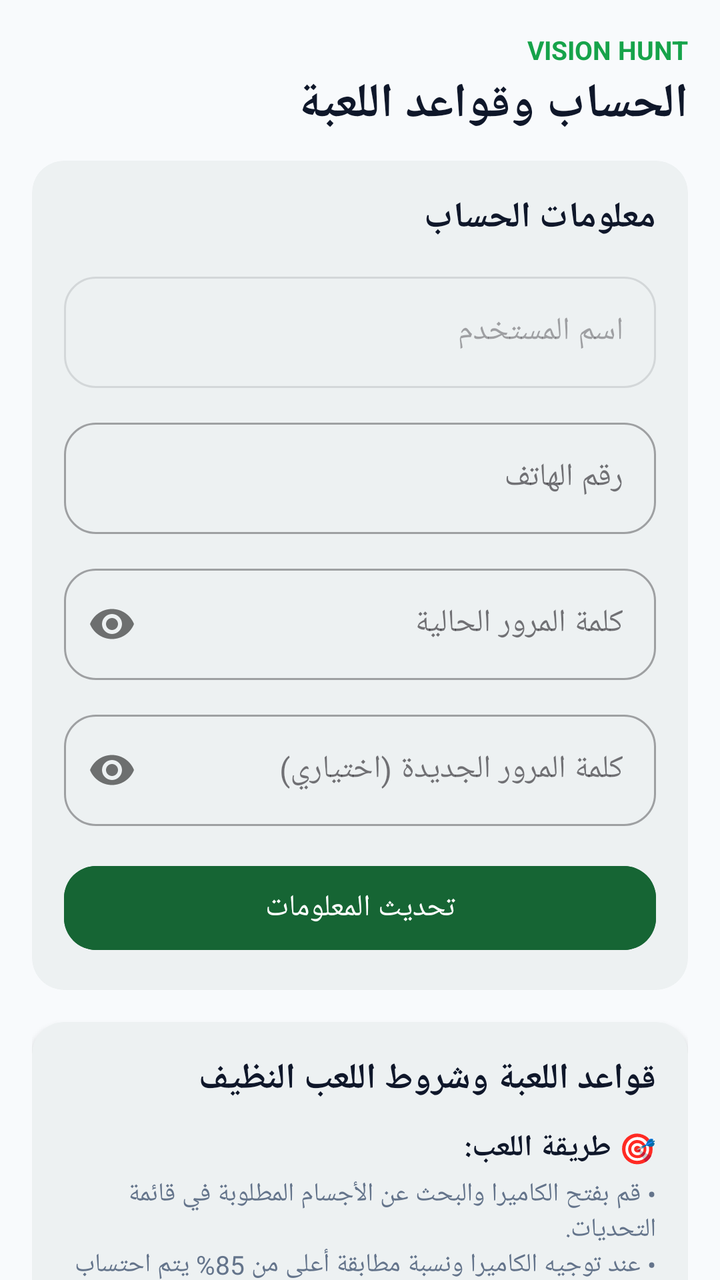
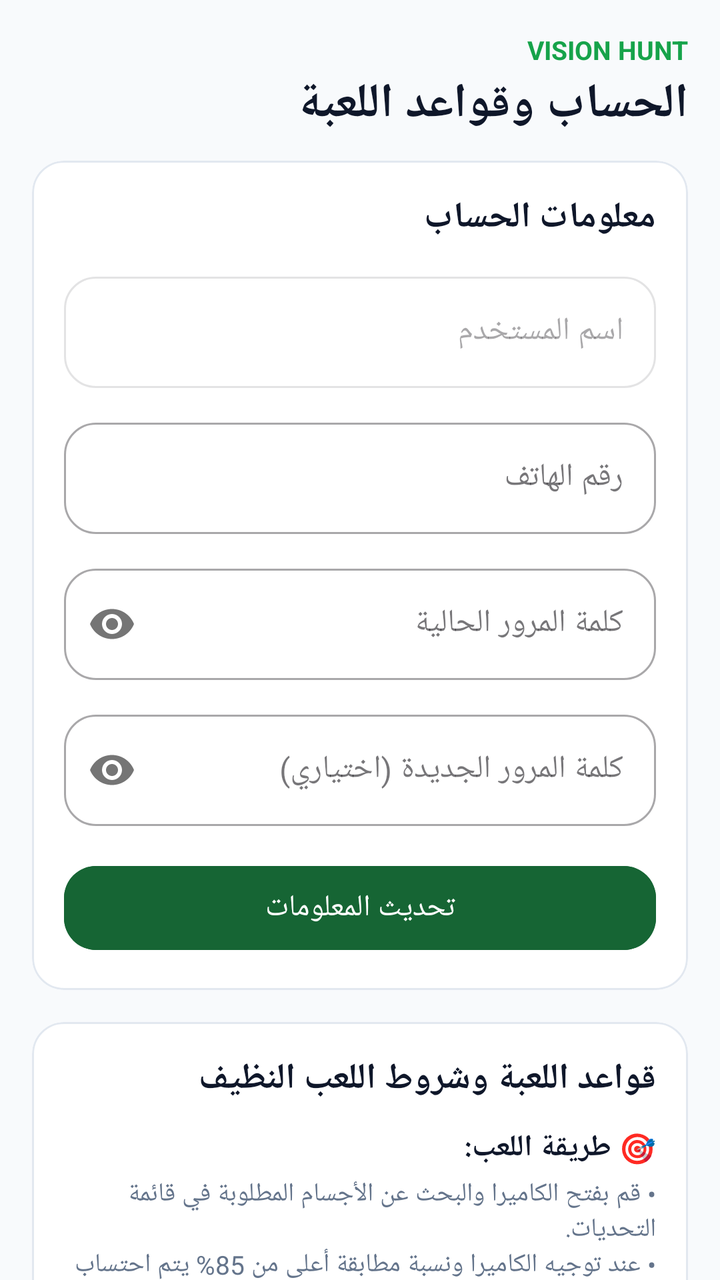

An Android layout rendered at two revisions. The XML below is the earlier revision; the diff shows what the commit changed to produce the second picture.
<!-- AndroidManifest.xml: activity theme Theme.VisionHuntOnline -->
<!-- res/layout/activity_profile.xml -->
<?xml version="1.0" encoding="utf-8"?>
<LinearLayout xmlns:android="http://schemas.android.com/apk/res/android"
    xmlns:app="http://schemas.android.com/apk/res-auto"
    android:layout_width="match_parent"
    android:layout_height="match_parent"
    android:background="@color/screen_background"
    android:fitsSystemWindows="true"
    android:layoutDirection="rtl"
    android:orientation="vertical"
    android:textDirection="rtl">

    <ScrollView
        android:layout_width="match_parent"
        android:layout_height="match_parent"
        android:clipToPadding="false"
        android:padding="16dp"
        android:scrollbars="none">

        <LinearLayout
            android:layout_width="match_parent"
            android:layout_height="wrap_content"
            android:orientation="vertical">

            
            <TextView
                android:layout_width="wrap_content"
                android:layout_height="wrap_content"
                android:layout_gravity="start"
                android:text="VISION HUNT"
                android:textColor="#16A34A"
                android:textSize="13sp"
                android:textStyle="bold" />

            <TextView
                android:layout_width="wrap_content"
                android:layout_height="wrap_content"
                android:layout_gravity="start"
                android:layout_marginTop="2dp"
                android:layout_marginBottom="12dp"
                android:text="الحساب وقواعد اللعبة"
                android:textColor="@color/text_primary"
                android:textSize="24sp"
                android:textStyle="bold" />

            
            <com.google.android.material.card.MaterialCardView
                android:layout_width="match_parent"
                android:layout_height="wrap_content"
                android:layout_marginBottom="16dp"
                app:cardCornerRadius="16dp"
                app:cardElevation="2dp"
                app:strokeWidth="0dp">

                <LinearLayout
                    android:layout_width="match_parent"
                    android:layout_height="wrap_content"
                    android:orientation="vertical"
                    android:padding="16dp">

                    <TextView
                        android:layout_width="wrap_content"
                        android:layout_height="wrap_content"
                        android:layout_marginBottom="12dp"
                        android:text="معلومات الحساب"
                        android:textColor="@color/text_primary"
                        android:textSize="18sp"
                        android:textStyle="bold" />

                    
                    <com.google.android.material.textfield.TextInputLayout
                        style="@style/Widget.MaterialComponents.TextInputLayout.OutlinedBox"
                        android:layout_width="match_parent"
                        android:layout_height="wrap_content"
                        android:enabled="false"
                        android:hint="اسم المستخدم"
                        app:boxCornerRadiusBottomEnd="16dp"
                        app:boxCornerRadiusBottomStart="16dp"
                        app:boxCornerRadiusTopEnd="16dp"
                        app:boxCornerRadiusTopStart="16dp">

                        <com.google.android.material.textfield.TextInputEditText
                            android:id="@+id/et_username"
                            android:layout_width="match_parent"
                            android:layout_height="wrap_content"
                            android:focusable="false"
                            android:inputType="none"
                            android:textColor="@color/text_primary" />

                    </com.google.android.material.textfield.TextInputLayout>

                    
                    <com.google.android.material.textfield.TextInputLayout
                        style="@style/Widget.MaterialComponents.TextInputLayout.OutlinedBox"
                        android:layout_width="match_parent"
                        android:layout_height="wrap_content"
                        android:layout_marginTop="12dp"
                        android:hint="رقم الهاتف"
                        app:boxCornerRadiusBottomEnd="16dp"
                        app:boxCornerRadiusBottomStart="16dp"
                        app:boxCornerRadiusTopEnd="16dp"
                        app:boxCornerRadiusTopStart="16dp">

                        <com.google.android.material.textfield.TextInputEditText
                            android:id="@+id/et_phone"
                            android:layout_width="match_parent"
                            android:layout_height="wrap_content"
                            android:inputType="phone" />

                    </com.google.android.material.textfield.TextInputLayout>

                    
                    <com.google.android.material.textfield.TextInputLayout
                        style="@style/Widget.MaterialComponents.TextInputLayout.OutlinedBox"
                        android:layout_width="match_parent"
                        android:layout_height="wrap_content"
                        android:layout_marginTop="12dp"
                        android:hint="كلمة المرور الحالية"
                        app:boxCornerRadiusBottomEnd="16dp"
                        app:boxCornerRadiusBottomStart="16dp"
                        app:boxCornerRadiusTopEnd="16dp"
                        app:boxCornerRadiusTopStart="16dp"
                        app:passwordToggleEnabled="true">

                        <com.google.android.material.textfield.TextInputEditText
                            android:id="@+id/et_old_password"
                            android:layout_width="match_parent"
                            android:layout_height="wrap_content"
                            android:inputType="textPassword" />

                    </com.google.android.material.textfield.TextInputLayout>

                    
                    <com.google.android.material.textfield.TextInputLayout
                        style="@style/Widget.MaterialComponents.TextInputLayout.OutlinedBox"
                        android:layout_width="match_parent"
                        android:layout_height="wrap_content"
                        android:layout_marginTop="12dp"
                        android:hint="كلمة المرور الجديدة (اختياري)"
                        app:boxCornerRadiusBottomEnd="16dp"
                        app:boxCornerRadiusBottomStart="16dp"
                        app:boxCornerRadiusTopEnd="16dp"
                        app:boxCornerRadiusTopStart="16dp"
                        app:passwordToggleEnabled="true">

                        <com.google.android.material.textfield.TextInputEditText
                            android:id="@+id/et_new_password"
                            android:layout_width="match_parent"
                            android:layout_height="wrap_content"
                            android:inputType="textPassword" />

                    </com.google.android.material.textfield.TextInputLayout>

                    
                    <com.google.android.material.button.MaterialButton
                        android:id="@+id/btn_update_profile"
                        android:layout_width="match_parent"
                        android:layout_height="50dp"
                        android:layout_marginTop="16dp"
                        android:backgroundTint="#166534"
                        android:text="تحديث المعلومات"
                        android:textSize="15sp"
                        app:cornerRadius="16dp" />

                    <com.google.android.material.progressindicator.CircularProgressIndicator
                        android:id="@+id/progress_profile"
                        android:layout_width="wrap_content"
                        android:layout_height="wrap_content"
                        android:layout_gravity="center_horizontal"
                        android:layout_marginTop="12dp"
                        android:indeterminate="true"
                        android:visibility="gone"
                        app:indicatorColor="#166534" />

                </LinearLayout>

            </com.google.android.material.card.MaterialCardView>

            
            <com.google.android.material.card.MaterialCardView
                android:layout_width="match_parent"
                android:layout_height="wrap_content"
                android:layout_marginBottom="16dp"
                app:cardCornerRadius="16dp"
                app:cardElevation="2dp"
                app:strokeWidth="0dp">

                <LinearLayout
                    android:layout_width="match_parent"
                    android:layout_height="wrap_content"
                    android:orientation="vertical"
                    android:padding="16dp">

                    <TextView
                        android:layout_width="wrap_content"
                        android:layout_height="wrap_content"
                        android:text="قواعد اللعبة وشروط اللعب النظيف"
                        android:textColor="@color/text_primary"
                        android:textSize="18sp"
                        android:textStyle="bold" />

                    
                    <TextView
                        android:layout_width="wrap_content"
                        android:layout_height="wrap_content"
                        android:layout_marginTop="12dp"
                        android:text="🎯 طريقة اللعب:"
                        android:textColor="@color/text_primary"
                        android:textSize="15sp"
                        android:textStyle="bold" />

                    <TextView
                        android:layout_width="wrap_content"
                        android:layout_height="wrap_content"
                        android:layout_marginTop="4dp"
                        android:text="• قم بفتح الكاميرا والبحث عن الأجسام المطلوبة في قائمة التحديات.\n• عند توجيه الكاميرا ونسبة مطابقة أعلى من 85% يتم احتساب النقاط وتوثيق المهمة بالتقاط صورة تلقائية."
                        android:textColor="@color/text_secondary"
                        android:textSize="13sp" />

                    
                    <TextView
                        android:layout_width="wrap_content"
                        android:layout_height="wrap_content"
                        android:layout_marginTop="14dp"
                        android:text="🚫 شروط اللعب النظيف والممنوعات:"
                        android:textColor="#B91C1C"
                        android:textSize="15sp"
                        android:textStyle="bold" />

                    <TextView
                        android:layout_width="wrap_content"
                        android:layout_height="wrap_content"
                        android:layout_marginTop="4dp"
                        android:text="• يُمنع منعاً باتاً تصوير الأجسام من شاشات الأجهزة الإلكترونية (هواتف، حواسيب، تلفاز).\n• يُمنع تصوير الكتب، المجلات، أو الصور المطبوعة لإكمال التحديات.\n• يجب تصوير الأجسام الحقيقية الموجودة في واقع البيئة المحيطة بك فقط."
                        android:textColor="@color/text_secondary"
                        android:textSize="13sp" />

                </LinearLayout>

            </com.google.android.material.card.MaterialCardView>

            
            <com.google.android.material.button.MaterialButton
                android:id="@+id/btn_logout"
                style="@style/Widget.MaterialComponents.Button.OutlinedButton"
                android:layout_width="match_parent"
                android:layout_height="52dp"
                android:layout_marginBottom="24dp"
                android:strokeColor="#DC2626"
                android:text="تسجيل الخروج"
                android:textColor="#DC2626"
                android:textSize="15sp"
                app:cornerRadius="16dp" />

        </LinearLayout>

    </ScrollView>

</LinearLayout>
<!-- resources referenced by this layout -->
<resources>
  <color name="screen_background">#F8FAFC</color>
  <color name="text_primary">#0F172A</color>
  <color name="text_secondary">#64748B</color>
  <style name="Theme.VisionHuntOnline" parent="Theme.Material3.DayNight.NoActionBar">
          <item name="colorPrimary">#16A34A</item>
          <item name="colorPrimaryVariant">#166534</item>
          <item name="colorOnPrimary">#FFFFFF</item>
          <item name="colorSecondary">#16A34A</item>
          <item name="colorOnSecondary">#FFFFFF</item>
          <item name="android:windowBackground">@color/screen_background</item>
          <item name="android:statusBarColor">@color/screen_background</item>
          <item name="android:windowLightStatusBar">true</item>
          <item name="android:navigationBarColor">@color/bottom_nav_background</item>
          <item name="android:windowLightNavigationBar">true</item>
      </style>
  <color name="bottom_nav_background">#FFFFFF</color>
</resources>

<!-- the commit's change to res/layout/activity_profile.xml (unified diff, before → after) -->
@@ -47,9 +47,11 @@
                 android:layout_width="match_parent"
                 android:layout_height="wrap_content"
                 android:layout_marginBottom="16dp"
+                app:cardBackgroundColor="@color/task_card_background"
                 app:cardCornerRadius="16dp"
-                app:cardElevation="2dp"
-                app:strokeWidth="0dp">
+                app:cardElevation="0dp"
+                app:strokeColor="@color/card_stroke"
+                app:strokeWidth="1dp">
 
                 <LinearLayout
                     android:layout_width="match_parent"
@@ -180,9 +182,11 @@
                 android:layout_width="match_parent"
                 android:layout_height="wrap_content"
                 android:layout_marginBottom="16dp"
+                app:cardBackgroundColor="@color/task_card_background"
                 app:cardCornerRadius="16dp"
-                app:cardElevation="2dp"
-                app:strokeWidth="0dp">
+                app:cardElevation="0dp"
+                app:strokeColor="@color/card_stroke"
+                app:strokeWidth="1dp">
 
                 <LinearLayout
                     android:layout_width="match_parent"
<!-- resource entries referenced after the edit -->
@@ -1,6 +1,8 @@
 <!-- resources referenced by this layout -->
 <resources>
+  <color name="card_stroke">#E2E8F0</color>
   <color name="screen_background">#F8FAFC</color>
+  <color name="task_card_background">#FFFFFF</color>
   <color name="text_primary">#0F172A</color>
   <color name="text_secondary">#64748B</color>
   <style name="Theme.VisionHuntOnline" parent="Theme.Material3.DayNight.NoActionBar">
